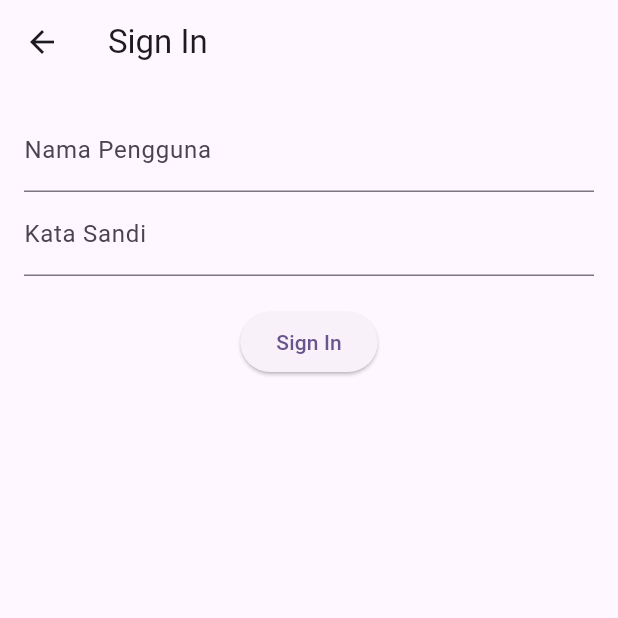
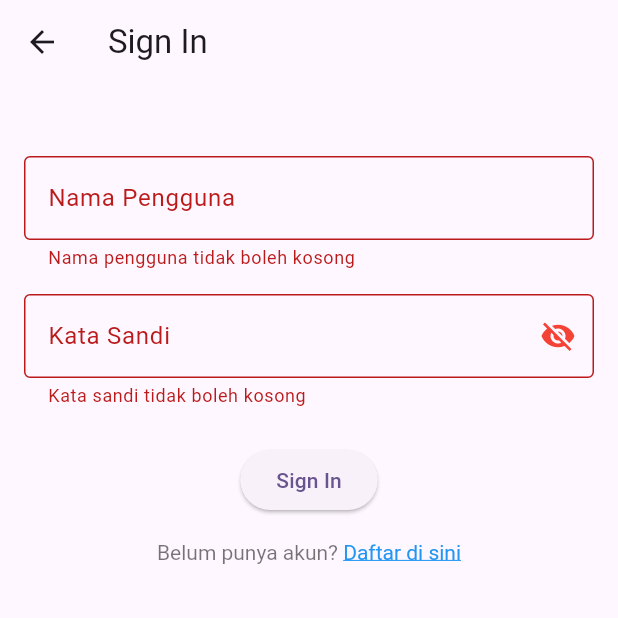
Before and after one commit to nadasalsa10/wisata_candi_Nada, a Flutter app: the SignInScreen screen opened directly, after a tap on "Sign In", on a phone screen of 412 x 824 dp, the top half of it. Run offline on Flutter 3.47's test engine with Material 3 defaults, Android fonts, the phone set to English and light mode, and no system bars.

Commit message:
update sign in screen layout

```diff
--- a/lib/main.dart
+++ b/lib/main.dart
@@ -5,6 +5,7 @@ import 'package:wisata_candi_nada/providers/favorite_provider.dart';
 import 'package:wisata_candi_nada/screen/home_screen.dart';
 import 'package:wisata_candi_nada/screen/favorite_screen.dart';
 import 'package:wisata_candi_nada/screen/profile_screen.dart';
+import 'package:wisata_candi_nada/screen/sign_in_screen.dart';
 
 void main() {
   WidgetsFlutterBinding.ensureInitialized();
@@ -31,7 +32,11 @@ class MyApp extends StatelessWidget {
         colorScheme: ColorScheme.fromSeed(seedColor: Colors.deepPurple),
         useMaterial3: true,
       ),
-      home: const MainScreen(),
+      home: Consumer<AuthProvider>(
+        builder: (context, auth, child) {
+          return auth.isSignedIn ? const MainScreen() : const SignInScreen();
+        },
+      ),
     );
   }
 }
--- a/lib/screen/sign_in_screen.dart
+++ b/lib/screen/sign_in_screen.dart
@@ -1,3 +1,4 @@
+import 'package:flutter/gestures.dart';
 import 'package:flutter/material.dart';
 import 'package:provider/provider.dart';
 import 'package:wisata_candi_nada/providers/auth_provider.dart';
@@ -10,18 +11,31 @@ class SignInScreen extends StatefulWidget {
 }
 
 class _SignInScreenState extends State<SignInScreen> {
+  final _formKey = GlobalKey<FormState>();
   final TextEditingController _usernameController = TextEditingController();
   final TextEditingController _passwordController = TextEditingController();
 
+  bool _obscurePassword = true;
+  String _errorText = '';
+
   void _signIn() {
-    final name = _usernameController.text.trim();
-    if (name.isEmpty) return;
+    setState(() {
+      _errorText = '';
+    });
 
-    // 1. Simpan username ke AuthProvider lewat context.read
-    context.read<AuthProvider>().signIn(name);
+    if (_formKey.currentState!.validate()) {
+      final username = _usernameController.text.trim();
+      final password = _passwordController.text.trim();
 
-    // 2. Kembali ke layar sebelumnya (ProfileScreen)
-    Navigator.pop(context);
+      if (username.isNotEmpty && password.isNotEmpty) {
+        // Panggil logika login dari AuthProvider
+        context.read<AuthProvider>().signIn(username);
+      } else {
+        setState(() {
+          _errorText = 'Nama pengguna atau kata sandi salah.';
+        });
+      }
+    }
   }
 
   @override
@@ -37,25 +51,94 @@ class _SignInScreenState extends State<SignInScreen> {
       appBar: AppBar(
         title: const Text('Sign In'),
       ),
-      body: Padding(
+      body: SingleChildScrollView(
         padding: const EdgeInsets.all(16.0),
+        child: Form(
+          key: _formKey,
           child: Column(
+            mainAxisAlignment: MainAxisAlignment.center,
             children: [
-            TextField(
+              const SizedBox(height: 32),
+              // Kolom isian nama pengguna
+              TextFormField(
                 controller: _usernameController,
-              decoration: const InputDecoration(labelText: 'Nama Pengguna'),
+                decoration: const InputDecoration(
+                  labelText: 'Nama Pengguna',
+                  border: OutlineInputBorder(),
                 ),
-            TextField(
+                validator: (value) {
+                  if (value == null || value.trim().isEmpty) {
+                    return 'Nama pengguna tidak boleh kosong';
+                  }
+                  return null;
+                },
+              ),
+              const SizedBox(height: 16),
+              // Kolom isian kata sandi
+              TextFormField(
                 controller: _passwordController,
-              obscureText: true,
-              decoration: const InputDecoration(labelText: 'Kata Sandi'),
+                obscureText: _obscurePassword,
+                decoration: InputDecoration(
+                  labelText: 'Kata Sandi',
+                  border: const OutlineInputBorder(),
+                  suffixIcon: IconButton(
+                    icon: Icon(
+                      _obscurePassword ? Icons.visibility_off : Icons.visibility,
+                      color: Colors.red,
                     ),
-            const SizedBox(height: 20),
+                    onPressed: () {
+                      setState(() {
+                        _obscurePassword = !_obscurePassword;
+                      });
+                    },
+                  ),
+                ),
+                validator: (value) {
+                  if (value == null || value.trim().isEmpty) {
+                    return 'Kata sandi tidak boleh kosong';
+                  }
+                  return null;
+                },
+              ),
+              if (_errorText.isNotEmpty) ...[
+                const SizedBox(height: 8),
+                Align(
+                  alignment: Alignment.centerLeft,
+                  child: Text(
+                    _errorText,
+                    style: const TextStyle(color: Colors.red, fontSize: 12),
+                  ),
+                ),
+              ],
+              const SizedBox(height: 24),
+              // Tombol Sign In
               ElevatedButton(
                 onPressed: _signIn,
                 child: const Text('Sign In'),
               ),
+              const SizedBox(height: 16),
+              // Tautan ke halaman daftar
+              RichText(
+                text: TextSpan(
+                  text: 'Belum punya akun? ',
+                  style: const TextStyle(color: Colors.black54, fontSize: 14),
+                  children: [
+                    TextSpan(
+                      text: 'Daftar di sini',
+                      style: const TextStyle(
+                        color: Colors.blue,
+                        decoration: TextDecoration.underline,
+                      ),
+                      recognizer: TapGestureRecognizer()
+                        ..onTap = () {
+                          // Aksi navigasi ke SignUpScreen jika diperlukan
+                        },
+                    ),
                   ],
+                ),
+              ),
+            ],
+          ),
         ),
       ),
     );
```
Lines whose indentation alone changed are shown as unchanged.
